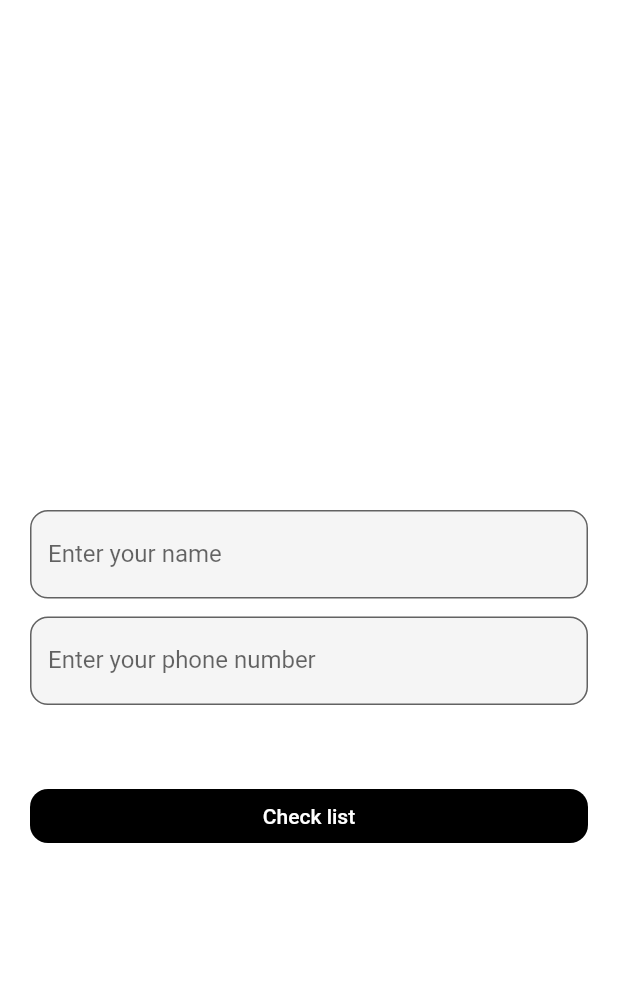
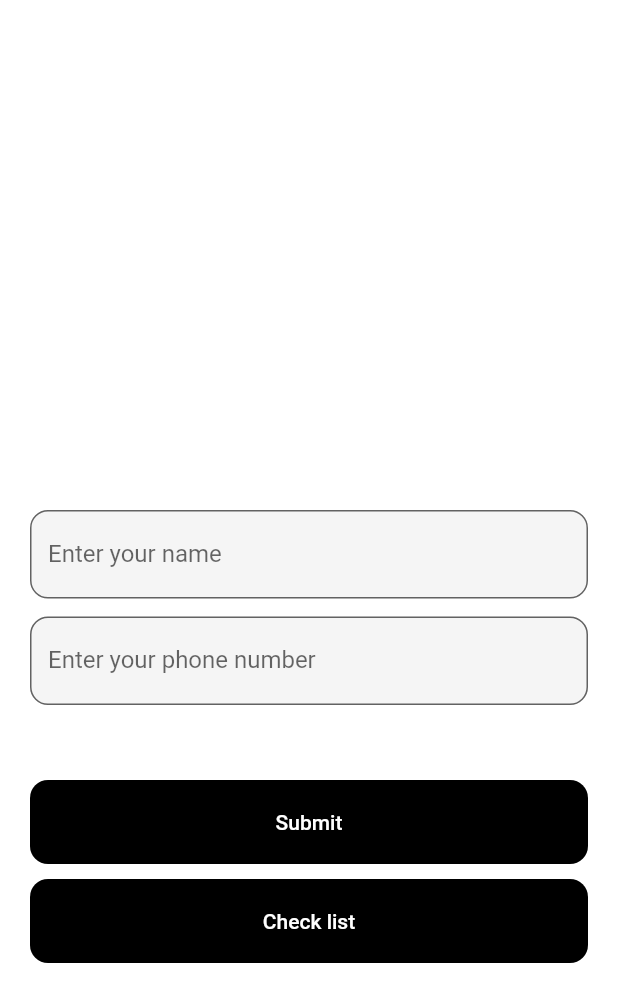
Before and after one commit to pal-codes/provhive, a Flutter app: the screen it shows after launch, on a phone screen of 412 x 824 dp. Shown: the top 1002 px of the screen. Run offline on Flutter 3.47's test engine with Material 2 defaults, Android fonts, the phone set to English and light mode, and no system bars; our stand-ins replace hive, hive_flutter; accounts and stored records are empty; generated files the repository leaves out were written again.

Commit message:
switched to stateful
textEditingController require stfl

```diff
--- a/lib/main.dart
+++ b/lib/main.dart
@@ -1,7 +1,7 @@
 import 'package:flutter/material.dart';
 import 'package:hive/hive.dart';
 import 'package:hive_flutter/hive_flutter.dart';
-import 'package:provhive/show.dart';
+// import 'package:provhive/show.dart';
 import 'package:provhive/models/user.dart';
 
 void main() async {
@@ -10,7 +10,12 @@ void main() async {
   Hive.openBox<User>('userBox');
 }
 
-class MyApp extends StatelessWidget {
+class MyApp extends StatefulWidget {
+  @override
+  _MyAppState createState() => _MyAppState();
+}
+
+class _MyAppState extends State<MyApp> {
   @override
   Widget build(BuildContext context) {
     return new MaterialApp(
@@ -19,18 +24,26 @@ class MyApp extends StatelessWidget {
   }
 }
 
-class HomePage extends StatelessWidget {
 
-  final TextEditingController userController = TextEditingController();
+class HomePage extends StatefulWidget {
+  @override
+  _HomePageState createState() => _HomePageState();
+}
 
+class _HomePageState extends State<HomePage> {
+final TextEditingController nameController = TextEditingController();
+  final TextEditingController numberController = TextEditingController();
+
+  // Function to add the user data.
   addUser() {
-    Hive.box('userBox').add('controller.value');
+    Hive.box('userBox').add(nameController.value.toString());
+    Hive.box('userBox').add(numberController.value.toString());
   }
 
   @override
   Widget build(BuildContext context) {
     Hive.isBoxOpen('userBox');
-    print('HIVE IS: ' + Hive.isBoxOpen('userBox').toString());
+    print('HIVE IS OPEN: ' + Hive.isBoxOpen('userBox').toString());
     return new Scaffold(
         backgroundColor: Colors.white,
         body: Container(
@@ -41,7 +54,7 @@ class HomePage extends StatelessWidget {
                 margin: EdgeInsets.only(top: 320),
                 child: TextField(
                   maxLines: 1,
-                  controller: userController,
+                  controller: nameController,
                   decoration: InputDecoration(
                       filled: true,
                       labelText: 'Enter your name',
@@ -54,6 +67,7 @@ class HomePage extends StatelessWidget {
                 margin: EdgeInsets.only(top: 12),
                 child: TextField(
                   maxLines: 1,
+                  controller: numberController,
                   decoration: InputDecoration(
                       filled: true,
                       labelText: 'Enter your phone number',
@@ -65,17 +79,32 @@ class HomePage extends StatelessWidget {
               Container(
                 margin: EdgeInsets.only(top: 50),
                 child: FlatButton(
-                  padding: EdgeInsets.all(10),
+                  padding: EdgeInsets.only(top: 20, bottom: 20),
+                  textColor: Colors.white,
+                  splashColor: Colors.white,
+                  color: Colors.black,
+                  shape: RoundedRectangleBorder(
+                      borderRadius: BorderRadius.circular(12)),
+                  onPressed: addUser,
+                  child: Text('Submit'),
+                ),
+              ),
+              Container(
+                margin: EdgeInsets.only(top: 10),
+                child: FlatButton(
+                  padding: EdgeInsets.only(top: 20, bottom: 20),
                   textColor: Colors.white,
                   splashColor: Colors.white,
                   color: Colors.black,
                   shape: RoundedRectangleBorder(
                       borderRadius: BorderRadius.circular(12)),
                   onPressed: () {
-                    Navigator.push(
-                      context,
-                      MaterialPageRoute(builder: (context) => ShowData()),
-                    );
+                    // Navigator.push(
+                    //   context,
+                    //   MaterialPageRoute(builder: (context) => ShowData()),
+                    // );
+                    final userInfo = Hive.box<User>('userBox').get('name');
+                    print(userInfo.toString());
                   },
                   child: Text('Check list'),
                 ),
```
